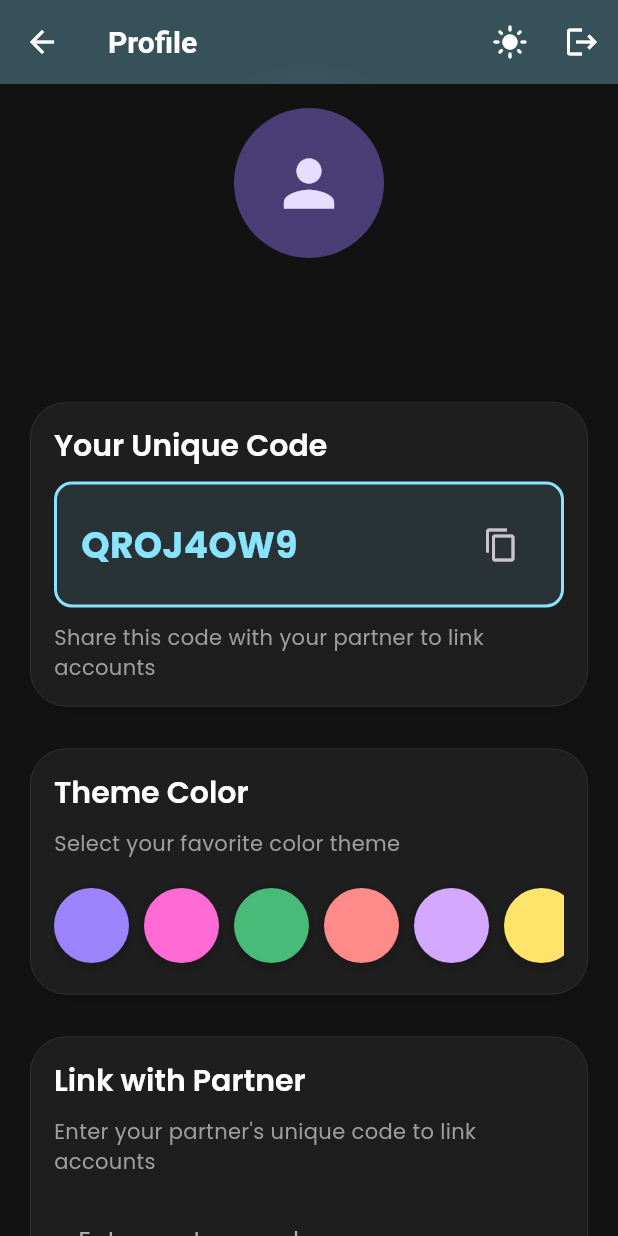
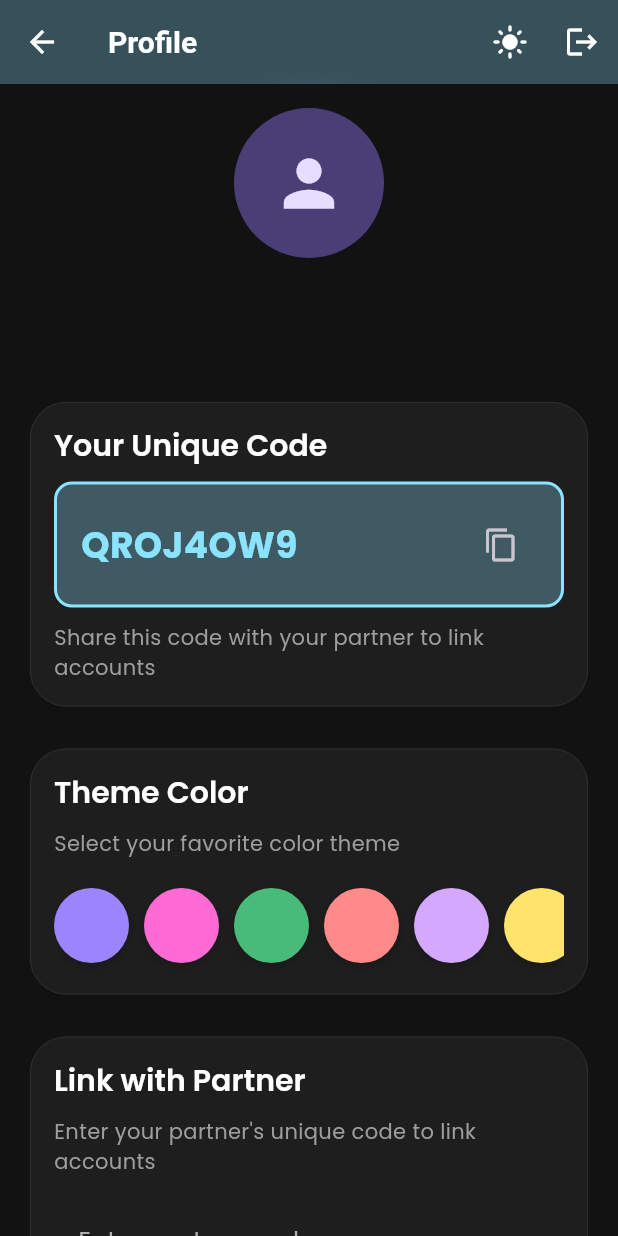
Before and after one commit to ayushdhiman-py/HabitHeartsFlutter, a Flutter app: the ProfileScreen screen opened directly, after a tap on the "dark mode" icon, on a phone screen of 412 x 824 dp. Run offline on Flutter 3.47's test engine with Material 3 defaults, Android fonts, the phone set to English and light mode, and no system bars; our stand-ins replace confetti, firebase_auth, firebase_core, flutter_slidable, google_sign_in, lottie and 1 more; accounts and stored records are empty; network calls fail.

Commit message:
Fix : dark mode date change

```diff
--- a/habit_hearts/lib/main.dart
+++ b/habit_hearts/lib/main.dart
@@ -178,7 +178,7 @@ class _MainScreenState extends State<MainScreen> {
                 bottomNavigationBar: ClipRRect(
                   child: ClipRect(
                     child: BackdropFilter(
-                      filter: ui.ImageFilter.blur(sigmaX: 5.0, sigmaY: 5.0), // Match AppBar blur intensity
+                      filter: ui.ImageFilter.blur(sigmaX: 15.0, sigmaY: 15.0), // Match AppBar blur intensity
                       child: Container(
                         decoration: BoxDecoration(
                           color: themeProvider.selectedColor.withOpacity(0.3), // Match AppBar opacity
--- a/habit_hearts/lib/screens/home_screen.dart
+++ b/habit_hearts/lib/screens/home_screen.dart
@@ -157,10 +157,10 @@ class _HomeScreenState extends State<HomeScreen> {
                           Center(
                             child: Text(
                               DateFormat('MMMM yyyy').format(_selectedDate),
-                              style: const TextStyle(
+                              style: TextStyle(
                                 fontSize: 24,
                                 fontWeight: FontWeight.bold,
-                                color: Colors.black,
+                                color: Theme.of(context).textTheme.titleLarge?.color ?? Colors.black,
                               ),
                             ),
                           ),
@@ -416,7 +416,7 @@ class _HomeScreenState extends State<HomeScreen> {
               shape: BoxShape.circle,
               boxShadow: [
                 BoxShadow(
-                  color: themeProvider.selectedColor.withOpacity(0.4),
+                  color: themeProvider.selectedColor.withOpacity(0.3),
                   blurRadius: 8,
                   offset: const Offset(0, 4),
                 ),
@@ -506,6 +506,7 @@ class _Header extends StatelessWidget {
           width: 150,
           height: 150,
           fit: BoxFit.contain,
+          repeat: false, // Stop the animation from looping
           decoder: lottieFileDecoder, // Custom decoder for .lottie files
           errorBuilder: (context, error, stackTrace) {
             // Try a fallback .json animation
@@ -514,6 +515,7 @@ class _Header extends StatelessWidget {
               width: 200,
               height: 200,
               fit: BoxFit.contain,
+              repeat: false, // Stop the fallback animation from looping
               errorBuilder: (context, error, stackTrace) {
                 // If both fail, show fallback UI
                 return Container(
--- a/habit_hearts/lib/screens/profile_screen.dart
+++ b/habit_hearts/lib/screens/profile_screen.dart
@@ -139,7 +139,7 @@ class _ProfileScreenState extends State<ProfileScreen> {
                         Container(
                           padding: const EdgeInsets.all(16),
                           decoration: BoxDecoration(
-                            color: themeProvider.selectedColor.withOpacity(0.1),
+                            color: themeProvider.selectedColor.withOpacity(0.3),
                             borderRadius: BorderRadius.circular(12),
                             border: Border.all(
                               color: themeProvider.selectedColor,
```
